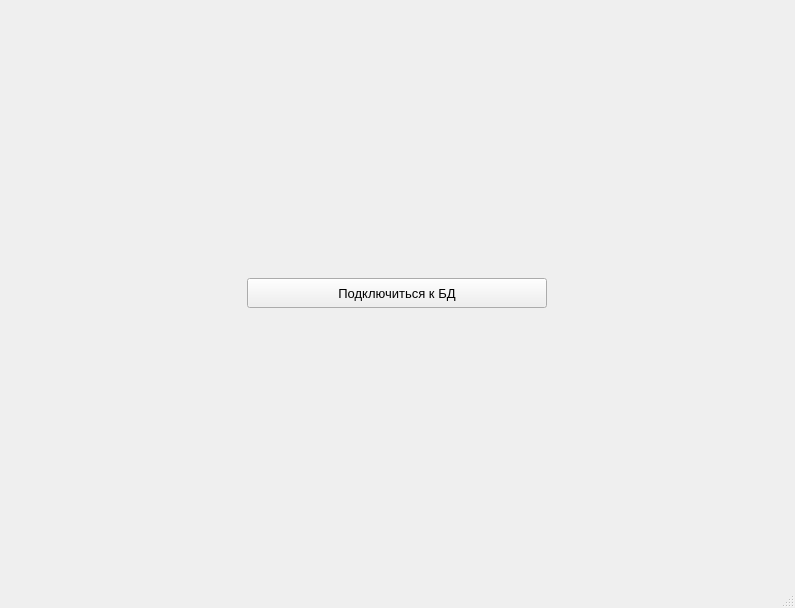
The window that 03/QDesign/mainwindow.ui (ilyapatis24/QT_C) describes before a commit, drawn with Qt 5.
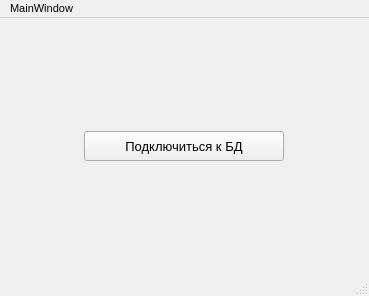
The same window after the commit.

Diff of the .ui file:
```diff
--- a/03/QDesign/mainwindow.ui
+++ b/03/QDesign/mainwindow.ui
@@ -6,8 +6,8 @@
    <rect>
     <x>0</x>
     <y>0</y>
-    <width>795</width>
-    <height>608</height>
+    <width>369</width>
+    <height>296</height>
    </rect>
   </property>
   <property name="font">
@@ -24,7 +24,7 @@
      <widget class="QPushButton" name="pushButton">
       <property name="maximumSize">
        <size>
-        <width>300</width>
+        <width>200</width>
         <height>30</height>
        </size>
       </property>
@@ -40,17 +40,23 @@
     </item>
    </layout>
   </widget>
+  <widget class="QStatusBar" name="statusbar"/>
   <widget class="QMenuBar" name="menubar">
    <property name="geometry">
     <rect>
      <x>0</x>
      <y>0</y>
-     <width>795</width>
-     <height>23</height>
+     <width>369</width>
+     <height>26</height>
     </rect>
    </property>
+   <widget class="QMenu" name="menuMainWindow">
+    <property name="title">
+     <string>MainWindow</string>
+    </property>
+   </widget>
+   <addaction name="menuMainWindow"/>
   </widget>
-  <widget class="QStatusBar" name="statusbar"/>
  </widget>
  <resources/>
  <connections/>
```
